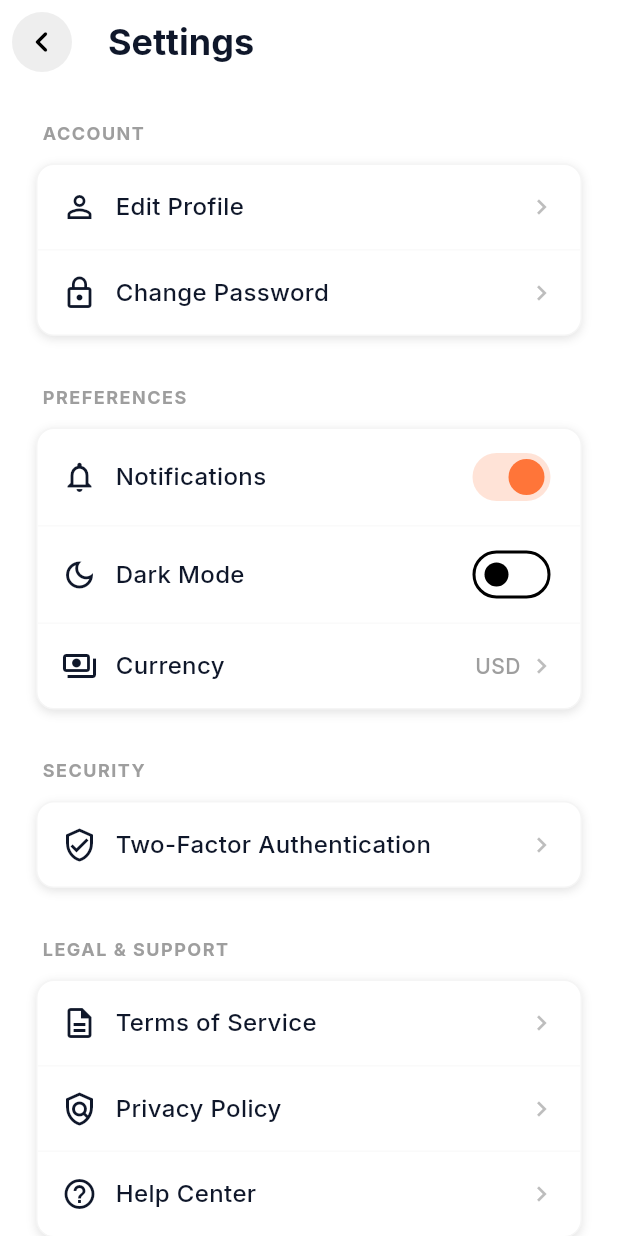
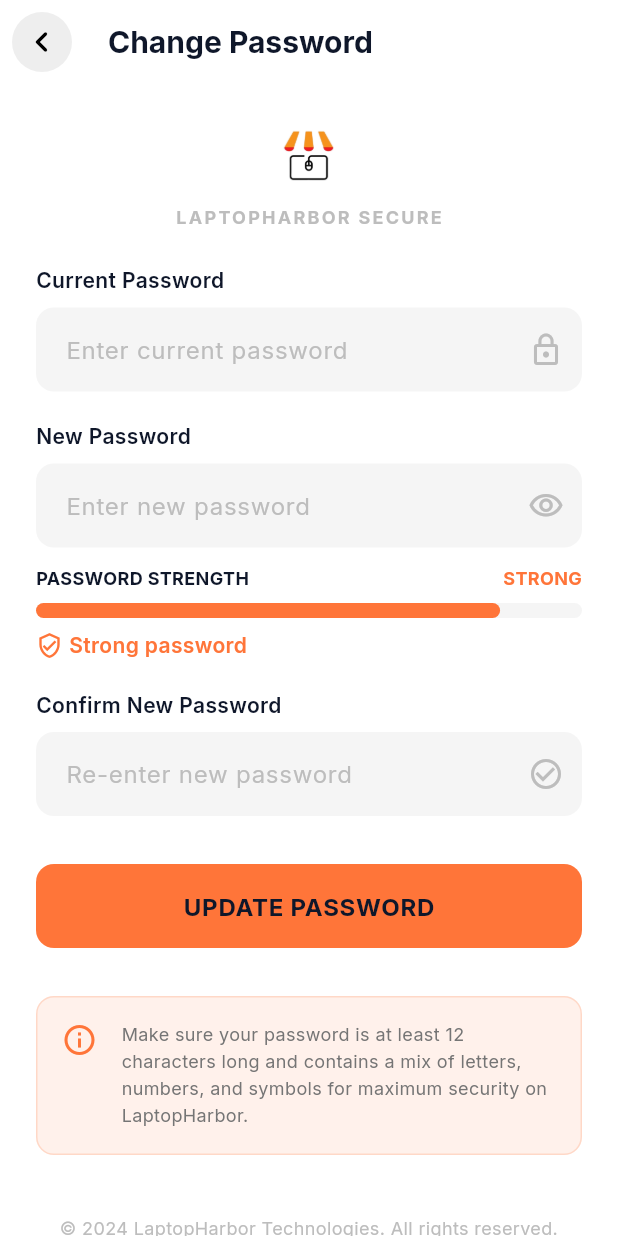
Before and after one commit to 404khai/LaptopHarbor, a Flutter app: the SettingsScreen screen opened directly, after a tap on "Change Password", on a phone screen of 412 x 824 dp. Run offline on Flutter 3.47's test engine with Material 3 defaults, Android fonts, the phone set to English and light mode, and no system bars; our stand-ins replace google_fonts.

Commit message:
feat: add edit password screen
- Create EditPasswordScreen with password fields and strength meter
- Wire settings change password tile to navigate to EditPasswordScreen
- Use logo.jpg for branding in password screen

```diff
--- /dev/null
+++ b/lib/screens/edit_password_screen.dart
@@ -0,0 +1,343 @@
+import 'package:flutter/material.dart';
+import 'package:google_fonts/google_fonts.dart';
+import '../theme/app_theme.dart';
+import '../widgets/custom_back_button.dart';
+
+class EditPasswordScreen extends StatefulWidget {
+  const EditPasswordScreen({super.key});
+
+  @override
+  State<EditPasswordScreen> createState() => _EditPasswordScreenState();
+}
+
+class _EditPasswordScreenState extends State<EditPasswordScreen> {
+  late TextEditingController _currentPasswordController;
+  late TextEditingController _newPasswordController;
+  late TextEditingController _confirmPasswordController;
+  bool _isNewPasswordVisible = false;
+
+  @override
+  void initState() {
+    super.initState();
+    _currentPasswordController = TextEditingController();
+    _newPasswordController = TextEditingController();
+    _confirmPasswordController = TextEditingController();
+  }
+
+  @override
+  void dispose() {
+    _currentPasswordController.dispose();
+    _newPasswordController.dispose();
+    _confirmPasswordController.dispose();
+    super.dispose();
+  }
+
+  @override
+  Widget build(BuildContext context) {
+    return Scaffold(
+      backgroundColor: Colors.white,
+      appBar: AppBar(
+        backgroundColor: Colors.white,
+        elevation: 0,
+        leading: const Center(child: CustomBackButton()),
+        title: Text(
+          'Change Password',
+          style: GoogleFonts.inter(
+            fontSize: 20,
+            fontWeight: FontWeight.bold,
+            color: AppColors.slate900,
+          ),
+        ),
+        centerTitle: false,
+      ),
+      body: SafeArea(
+        child: SingleChildScrollView(
+          padding: const EdgeInsets.all(24.0),
+          child: Column(
+            crossAxisAlignment: CrossAxisAlignment.start,
+            children: [
+              // Logo / Branding Aspect
+              Center(
+                child: Column(
+                  children: [
+                    Container(
+                      width: 48,
+                      height: 48,
+                      margin: const EdgeInsets.only(bottom: 8),
+                      child: Image.asset(
+                        'images/logo.jpg',
+                        fit: BoxFit.contain,
+                        errorBuilder: (context, error, stackTrace) =>
+                            Container(
+                          color: AppColors.primary,
+                          child: const Icon(Icons.computer, color: Colors.black),
+                        ),
+                      ),
+                    ),
+                    Text(
+                      'LAPTOPHARBOR SECURE',
+                      style: GoogleFonts.inter(
+                        fontSize: 12,
+                        fontWeight: FontWeight.bold,
+                        color: Colors.grey[400],
+                        letterSpacing: 1.5,
+                      ),
+                    ),
+                  ],
+                ),
+              ),
+              const SizedBox(height: 24),
+
+              // Current Password
+              _buildPasswordField(
+                label: 'Current Password',
+                controller: _currentPasswordController,
+                hint: 'Enter current password',
+                icon: Icons.lock_outline,
+              ),
+              const SizedBox(height: 20),
+
+              // New Password
+              _buildPasswordField(
+                label: 'New Password',
+                controller: _newPasswordController,
+                hint: 'Enter new password',
+                icon: _isNewPasswordVisible
+                    ? Icons.visibility_off_outlined
+                    : Icons.visibility_outlined,
+                onIconTap: () {
+                  setState(() {
+                    _isNewPasswordVisible = !_isNewPasswordVisible;
+                  });
+                },
+                obscureText: !_isNewPasswordVisible,
+              ),
+              const SizedBox(height: 12),
+
+              // Password Strength Meter
+              Column(
+                crossAxisAlignment: CrossAxisAlignment.start,
+                children: [
+                  Row(
+                    mainAxisAlignment: MainAxisAlignment.spaceBetween,
+                    children: [
+                      Text(
+                        'PASSWORD STRENGTH',
+                        style: GoogleFonts.inter(
+                          fontSize: 12,
+                          fontWeight: FontWeight.bold,
+                          color: AppColors.slate900,
+                        ),
+                      ),
+                      Text(
+                        'STRONG',
+                        style: GoogleFonts.inter(
+                          fontSize: 12,
+                          fontWeight: FontWeight.bold,
+                          color: AppColors.primary,
+                        ),
+                      ),
+                    ],
+                  ),
+                  const SizedBox(height: 8),
+                  Container(
+                    height: 10,
+                    width: double.infinity,
+                    decoration: BoxDecoration(
+                      color: Colors.grey[100],
+                      borderRadius: BorderRadius.circular(5),
+                    ),
+                    child: FractionallySizedBox(
+                      alignment: Alignment.centerLeft,
+                      widthFactor: 0.85,
+                      child: Container(
+                        decoration: BoxDecoration(
+                          color: AppColors.primary,
+                          borderRadius: BorderRadius.circular(5),
+                        ),
+                      ),
+                    ),
+                  ),
+                  const SizedBox(height: 8),
+                  Row(
+                    children: [
+                      const Icon(
+                        Icons.verified_user_outlined,
+                        color: AppColors.primary,
+                        size: 18,
+                      ),
+                      const SizedBox(width: 4),
+                      Text(
+                        'Strong password',
+                        style: GoogleFonts.inter(
+                          fontSize: 14,
+                          fontWeight: FontWeight.w600,
+                          color: AppColors.primary,
+                        ),
+                      ),
+                    ],
+                  ),
+                ],
+              ),
+              const SizedBox(height: 20),
+
+              // Confirm New Password
+              _buildPasswordField(
+                label: 'Confirm New Password',
+                controller: _confirmPasswordController,
+                hint: 'Re-enter new password',
+                icon: Icons.check_circle_outline,
+              ),
+              const SizedBox(height: 32),
+
+              // Update Button
+              SizedBox(
+                width: double.infinity,
+                height: 56,
+                child: ElevatedButton(
+                  onPressed: () {
+                    Navigator.pop(context);
+                  },
+                  style: ElevatedButton.styleFrom(
+                    backgroundColor: AppColors.primary,
+                    foregroundColor: AppColors.slate900,
+                    elevation: 0,
+                    shadowColor: AppColors.primary.withOpacity(0.2),
+                    shape: RoundedRectangleBorder(
+                      borderRadius: BorderRadius.circular(12),
+                    ),
+                  ),
+                  child: Text(
+                    'UPDATE PASSWORD',
+                    style: GoogleFonts.inter(
+                      fontSize: 16,
+                      fontWeight: FontWeight.bold,
+                      letterSpacing: 0.5,
+                    ),
+                  ),
+                ),
+              ),
+              const SizedBox(height: 32),
+
+              // Security Tip Card
+              Container(
+                padding: const EdgeInsets.all(16),
+                decoration: BoxDecoration(
+                  color: AppColors.primary.withOpacity(0.1),
+                  borderRadius: BorderRadius.circular(12),
+                  border: Border.all(
+                    color: AppColors.primary.withOpacity(0.2),
+                  ),
+                ),
+                child: Row(
+                  crossAxisAlignment: CrossAxisAlignment.start,
+                  children: [
+                    const Icon(
+                      Icons.info_outline,
+                      color: AppColors.primary,
+                      size: 24,
+                    ),
+                    const SizedBox(width: 16),
+                    Expanded(
+                      child: Text(
+                        'Make sure your password is at least 12 characters long and contains a mix of letters, numbers, and symbols for maximum security on LaptopHarbor.',
+                        style: GoogleFonts.inter(
+                          fontSize: 12,
+                          color: Colors.grey[600],
+                          height: 1.5,
+                        ),
+                      ),
+                    ),
+                  ],
+                ),
+              ),
+              const SizedBox(height: 40),
+
+              // Footer
+              Center(
+                child: Text(
+                  '© 2024 LaptopHarbor Technologies. All rights reserved.',
+                  style: GoogleFonts.inter(
+                    fontSize: 12,
+                    color: Colors.grey[400],
+                  ),
+                  textAlign: TextAlign.center,
+                ),
+              ),
+            ],
+          ),
+        ),
+      ),
+    );
+  }
+
+  Widget _buildPasswordField({
+    required String label,
+    required TextEditingController controller,
+    required String hint,
+    required IconData icon,
+    VoidCallback? onIconTap,
+    bool obscureText = true,
+  }) {
+    return Column(
+      crossAxisAlignment: CrossAxisAlignment.start,
+      children: [
+        Text(
+          label,
+          style: GoogleFonts.inter(
+            fontSize: 14,
+            fontWeight: FontWeight.w600,
+            color: AppColors.slate900,
+          ),
+        ),
+        const SizedBox(height: 8),
+        TextField(
+          controller: controller,
+          obscureText: obscureText,
+          style: GoogleFonts.inter(
+            fontSize: 16,
+            fontWeight: FontWeight.normal,
+            color: AppColors.slate900,
+          ),
+          decoration: InputDecoration(
+            hintText: hint,
+            hintStyle: GoogleFonts.inter(
+              fontSize: 16,
+              fontWeight: FontWeight.normal,
+              color: Colors.grey[400],
+            ),
+            filled: true,
+            fillColor: Colors.grey[100],
+            contentPadding: const EdgeInsets.symmetric(
+              horizontal: 16,
+              vertical: 16,
+            ),
+            border: OutlineInputBorder(
+              borderRadius: BorderRadius.circular(12),
+              borderSide: BorderSide.none,
+            ),
+            enabledBorder: OutlineInputBorder(
+              borderRadius: BorderRadius.circular(12),
+              borderSide: BorderSide.none,
+            ),
+            focusedBorder: OutlineInputBorder(
+              borderRadius: BorderRadius.circular(12),
+              borderSide: const BorderSide(
+                color: AppColors.primary,
+                width: 2,
+              ),
+            ),
+            suffixIcon: GestureDetector(
+              onTap: onIconTap,
+              child: Icon(
+                icon,
+                color: Colors.grey[400],
+                size: 24,
+              ),
+            ),
+          ),
+        ),
+      ],
+    );
+  }
+}
--- a/lib/screens/settings_screen.dart
+++ b/lib/screens/settings_screen.dart
@@ -3,6 +3,7 @@
 import '../theme/app_theme.dart';
 import '../widgets/custom_back_button.dart';
 import 'edit_profile_screen.dart';
+import 'edit_password_screen.dart';
 
 class SettingsScreen extends StatefulWidget {
   const SettingsScreen({super.key});
@@ -59,7 +60,14 @@
                   _buildSettingsTile(
                     icon: Icons.lock_outline,
                     title: 'Change Password',
-                    onTap: () {},
+                    onTap: () {
+                      Navigator.push(
+                        context,
+                        MaterialPageRoute(
+                          builder: (context) => const EditPasswordScreen(),
+                        ),
+                      );
+                    },
                   ),
                 ],
               ),
@@ -279,11 +287,7 @@
                 ),
               ),
               trailing ??
-                  Icon(
-                    Icons.chevron_right,
-                    color: Colors.grey[400],
-                    size: 20,
-                  ),
+                  Icon(Icons.chevron_right, color: Colors.grey[400], size: 20),
             ],
           ),
         ),
@@ -325,10 +329,6 @@
   }
 
   Widget _buildDivider() {
-    return Divider(
-      height: 1,
-      thickness: 1,
-      color: Colors.grey[50],
-    );
+    return Divider(height: 1, thickness: 1, color: Colors.grey[50]);
   }
 }
```
Also changed, not shown: 1 other file.
